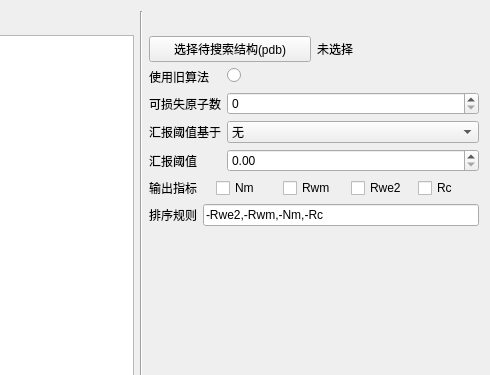
Old version of the form crystaltoolgui/qt/tabresmatcher.ui in the repository jingshenSN2/CrystalTool; both pictures show x 207 to 697 and y 0 to 375 of the 697 by 570 pixel window.
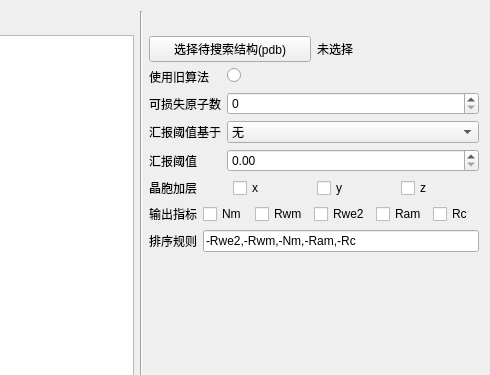
New version of the form.

The edit to the form file:
```diff
--- a/crystaltoolgui/qt/tabresmatcher.ui
+++ b/crystaltoolgui/qt/tabresmatcher.ui
@@ -161,6 +161,38 @@
        </item>
       </layout>
      </item>
+        <item>
+            <layout class="QHBoxLayout" name="hL_match_thickness">
+                <item>
+                    <widget class="QLabel" name="l_match_thick">
+                        <property name="text">
+                            <string>晶胞加层</string>
+                        </property>
+                    </widget>
+                </item>
+                <item>
+                    <widget class="QCheckBox" name="cB_thick_x">
+                        <property name="text">
+                            <string>x</string>
+                        </property>
+                    </widget>
+                </item>
+                <item>
+                    <widget class="QCheckBox" name="cB_thick_y">
+                        <property name="text">
+                            <string>y</string>
+                        </property>
+                    </widget>
+                </item>
+                <item>
+                    <widget class="QCheckBox" name="cB_thick_z">
+                        <property name="text">
+                            <string>z</string>
+                        </property>
+                    </widget>
+                </item>
+            </layout>
+        </item>
      <item>
       <layout class="QHBoxLayout" name="hL_match_output">
        <item>
@@ -191,6 +223,13 @@
          </property>
         </widget>
        </item>
+                <item>
+                    <widget class="QCheckBox" name="cB_Ram">
+                        <property name="text">
+                            <string>Ram</string>
+                        </property>
+                    </widget>
+                </item>
        <item>
         <widget class="QCheckBox" name="cB_Rc">
          <property name="text">
@@ -215,7 +254,7 @@
           <string/>
          </property>
          <property name="text">
-          <string>-Rwe2,-Rwm,-Nm,-Rc</string>
+             <string>-Rwe2,-Rwm,-Nm,-Ram,-Rc</string>
          </property>
          <property name="maxLength">
           <number>32767</number>
```
Left out of the diff: 6 changed lines with no effect on the pictures. Lines whose indentation alone changed are shown as unchanged.
